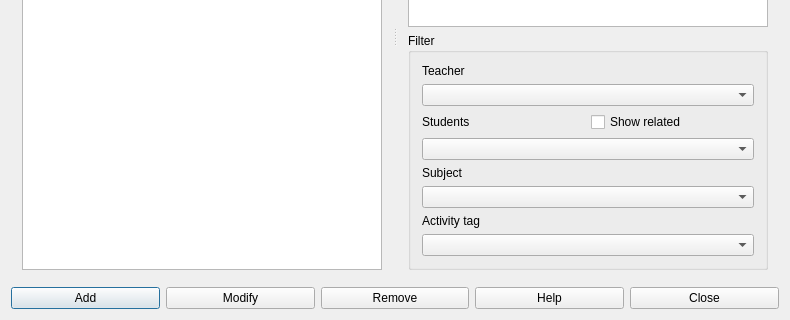
Qt form fet/src/interface/activitiesform_template.ui (vonmecheln/fet) before a commit; both pictures show x 0 to 790 and y 220 to 540 of the 790 by 540 pixel window.
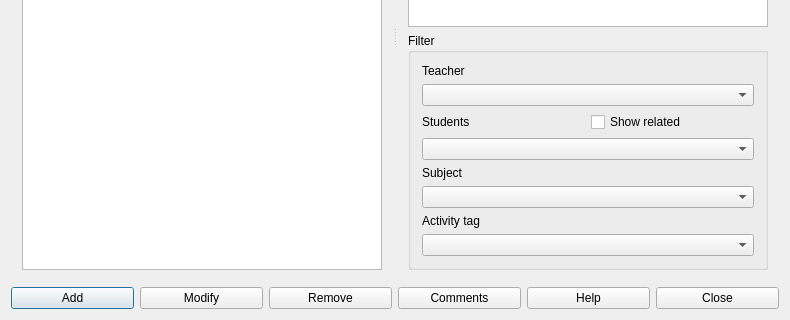
The same form after that commit.

The edit to the form file:
```diff
--- a/fet/src/interface/activitiesform_template.ui
+++ b/fet/src/interface/activitiesform_template.ui
@@ -154,6 +154,13 @@
        </property>
       </widget>
      </item>
+     <item>
+      <widget class="QPushButton" name="commentsPushButton">
+       <property name="text">
+        <string>Comments</string>
+       </property>
+      </widget>
+     </item>
      <item>
       <widget class="QPushButton" name="helpPushButton">
        <property name="text">
```
